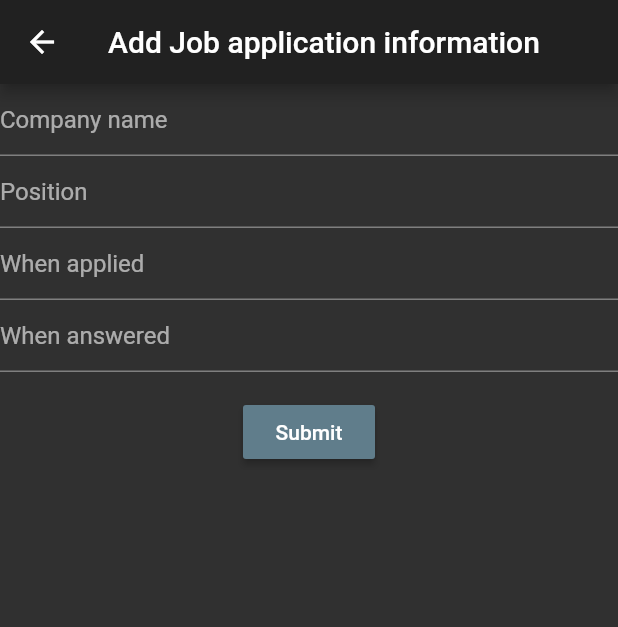
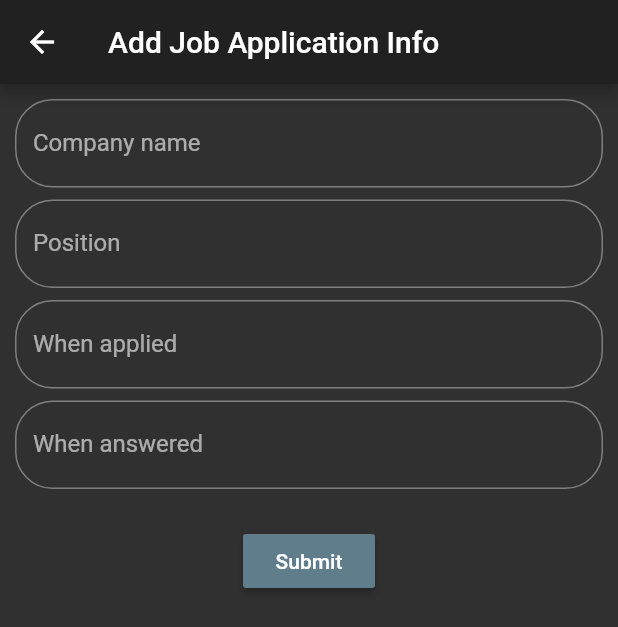
Before and after one commit to dvltl/job_search_assistant, a Flutter app: the screen it shows after launch, after a tap on the "add" icon, on a phone screen of 412 x 824 dp. Shown: the top 627 px of the screen. Run offline on Flutter 3.47's test engine with Material 2 defaults, Android fonts, the phone set to English and light mode, and no system bars; drawn by our look-alikes of datetime_picker_formfield; our stand-ins replace hive, hive_flutter; accounts and stored records are empty; generated files the repository leaves out were written again.

Commit message:
Create-Read-Update routines are now handled by the single CRUAppInfoPage. Added a custom decoration for the TextFields'. Replaced AppBar button on the main page with the FloatingActionButton.

```diff
--- a/lib/add_app_info_page.dart
+++ /dev/null
@@ -1,124 +0,0 @@
-import 'package:datetime_picker_formfield/datetime_picker_formfield.dart';
-import 'package:flutter/material.dart';
-import 'package:intl/intl.dart';
-import 'package:job_search_assistant/utils/assistant_io_helper.dart';
-import 'package:job_search_assistant/utils/info_helper.dart';
-
-class AddAppInfoPage extends StatefulWidget {
-  final String _boxName;
-  final String _locale;
-  final _formKey = GlobalKey<FormState>();
-
-  AddAppInfoPage(this._boxName, this._locale);
-
-  @override
-  State<StatefulWidget> createState() =>
-      AddAppInfoPageState(_formKey, _boxName, _locale);
-}
-
-class AddAppInfoPageState extends State<AddAppInfoPage> {
-  // All of the form fields return their values as Strings
-  final Map<String, String> _newInfo = Map();
-  final String _boxName;
-  final _formKey;
-  final String _locale;
-
-  AddAppInfoPageState(this._formKey, this._boxName, this._locale);
-
-  @override
-  Widget build(BuildContext context) {
-    _newInfo.clear();
-    Iterable<Widget> formFields = _getFormWidgetFields(_formKey);
-
-    return Scaffold(
-      appBar: AppBar(
-        title: Text('Add Job application information'),
-      ),
-      body: Form(
-        key: _formKey,
-        child: Column(
-          children: formFields,
-        ),
-      ),
-    );
-  }
-
-  Iterable<Widget> _getFormWidgetFields(GlobalKey<FormState> formKey) {
-    List<Widget> fields = <Widget>[];
-
-    Map<FieldType, Function> formWrappers = Map();
-
-    formWrappers[FieldType.string] = (fieldName, required) {
-      return TextFormField(
-        controller: TextEditingController(),
-        decoration: InputDecoration(hintText: fieldName),
-        validator: (value) {
-          if (required && value.isEmpty) {
-            return 'Please enter some text';
-          }
-          return null;
-        },
-        onSaved: (String text) {
-          this._newInfo[fieldName] = text;
-        },
-      );
-    };
-
-    formWrappers[FieldType.date] = (fieldName, required) {
-      return DateTimeField(
-        format: new DateFormat('dd.MM.yyyy', _locale),
-        decoration: InputDecoration(
-          hintText: fieldName,
-        ),
-        onShowPicker: (context, currentValue) async {
-          return showDatePicker(
-              context: context,
-              initialDate: currentValue ?? DateTime.now(),
-              firstDate: DateTime(1900),
-              lastDate: DateTime(2100));
-        },
-        onSaved: (DateTime value) {
-          this._newInfo[fieldName] = value != null ? value.toString() : '';
-        },
-        validator: (value) {
-          if (required && (value == null)) {
-            return 'Please choose a date';
-          }
-          return null;
-        },
-      );
-    };
-
-    for (var fieldInfo in JobAppInfoHelper.getFieldsInfo()) {
-      Function initWrapper = formWrappers[fieldInfo.fieldType];
-      if (initWrapper != null) {
-        Widget toAdd = initWrapper(fieldInfo.fieldName, fieldInfo.required);
-        fields.add(toAdd);
-      }
-    }
-
-    fields.add(
-      Padding(
-        padding: const EdgeInsets.symmetric(vertical: 16.0),
-        child: RaisedButton(
-          color: Colors.blueGrey,
-          onPressed: () {
-            // Validate will return true if the form is valid, or false if
-            // the form is invalid.
-            if (formKey.currentState.validate()) {
-              formKey.currentState.save();
-              AssistantIOHelper ioHelper = AssistantIOHelper(_boxName);
-              ioHelper.addInfo(JobAppInfoHelper.fromMap(_newInfo));
-              Navigator.pop(
-                context,
-              );
-            }
-          },
-          child: Text('Submit'),
-        ),
-      ),
-    );
-
-    return fields;
-  }
-}
--- /dev/null
+++ b/lib/cru_app_info_page.dart
@@ -0,0 +1,232 @@
+import 'package:datetime_picker_formfield/datetime_picker_formfield.dart';
+import 'package:flutter/material.dart';
+import 'package:intl/intl.dart';
+import 'package:job_search_assistant/utils/assistant_io_helper.dart';
+import 'package:job_search_assistant/utils/beautiful_input.dart';
+import 'package:job_search_assistant/utils/info_helper.dart';
+
+// Create-Read-Update Application Info Page
+class CRUAppInfoPage extends StatefulWidget {
+  final String _boxName;
+  final String _locale;
+  final int _index;
+  final _formKey = GlobalKey<FormState>();
+  final bool _editMode;
+
+  CRUAppInfoPage(this._boxName, this._locale, index, editing)
+      : this._index = index ?? -1,
+        this._editMode = editing ?? false;
+
+  @override
+  State<StatefulWidget> createState() =>
+      CRUAppInfoPageState(_formKey, _boxName, _locale, _index, _editMode);
+}
+
+class CRUAppInfoPageState extends State<CRUAppInfoPage> {
+  // All of the form fields return their values as Strings
+  final Map<String, String> _newInfo = Map();
+  final Map<FieldType, Function> _formWrappers = Map();
+
+  final String _boxName;
+  final _formKey;
+  final String _locale;
+  final int _index;
+
+  bool _editMode;
+
+  CRUAppInfoPageState(
+      this._formKey, this._boxName, this._locale, this._index, this._editMode) {
+    _formWrappers[FieldType.string] = (fieldName, required, initialVal) {
+      return TextFormField(
+        controller: TextEditingController(text: initialVal),
+        decoration: BeautifulInputDecoration(fieldName),
+        readOnly: !_inEditMode(),
+        validator: (value) {
+          if (required && value.isEmpty) {
+            return 'Please enter some text';
+          }
+          return null;
+        },
+        onSaved: (String text) {
+          this._newInfo[fieldName] = text;
+        },
+      );
+    };
+
+    _formWrappers[FieldType.date] = (fieldName, required, initialVal) {
+      return DateTimeField(
+        format: new DateFormat('dd.MM.yyyy', _locale),
+        decoration: BeautifulInputDecoration(fieldName),
+        initialValue: initialVal,
+        resetIcon: _inEditMode() ? Icon(Icons.clear) : null,
+        onShowPicker: (context, currentValue) async {
+          if (!_inEditMode()) {
+            return null;
+          } else {
+            return showDatePicker(
+                context: context,
+                initialDate: currentValue ?? DateTime.now(),
+                firstDate: DateTime(1900),
+                lastDate: DateTime(2100));
+          }
+        },
+        onSaved: (DateTime value) {
+          this._newInfo[fieldName] = value != null ? value.toString() : '';
+        },
+        validator: (value) {
+          if (required && (value == null)) {
+            return 'Please choose a date';
+          }
+          return null;
+        },
+      );
+    };
+  }
+
+  @override
+  Widget build(BuildContext context) {
+    _newInfo.clear();
+    Iterable<Widget> formFields = _getFormWidgetFields(_formKey);
+
+    return Scaffold(
+      appBar: AppBar(
+        title: _getModeDependentTitle(),
+        actions: _getModeDependentActions(),
+      ),
+      body: Form(
+          key: _formKey,
+          child: Padding(
+            padding: const EdgeInsets.all(10.0),
+            child: Column(
+              children: formFields,
+            ),
+          )),
+    );
+  }
+
+  List<Widget> _getModeDependentActions() {
+    if (!_inEditMode()) {
+      return <Widget>[
+        IconButton(
+          icon: Icon(Icons.edit),
+          onPressed: () {
+            _enterEditMode();
+          },
+        ),
+      ];
+    } else {
+      return null;
+    }
+  }
+
+  Text _getModeDependentTitle() {
+    String message;
+    String postfix = 'Job Application Info';
+    if (_index == AssistantIOHelper.invalidIndex) {
+      message = 'Add ' + postfix;
+    } else if (!_inEditMode()) {
+      message = postfix;
+    } else {
+      message = 'Edit ' + postfix;
+    }
+    return Text(message);
+  }
+
+  Iterable<Widget> _getFormWidgetFields(GlobalKey<FormState> formKey) {
+    List<Widget> fields = <Widget>[];
+    Map<String, Object> infoMap;
+
+    if (_index != AssistantIOHelper.invalidIndex) {
+      AssistantIOHelper ioHelper = AssistantIOHelper(_boxName);
+      infoMap = JobAppInfoHelper.asMap(ioHelper.getAt(_index));
+    }
+
+    for (var fieldInfo in JobAppInfoHelper.getFieldsInfo()) {
+      Function initWrapper = _formWrappers[fieldInfo.fieldType];
+      if (initWrapper != null) {
+        var initVal;
+        if (infoMap != null) {
+          initVal = infoMap[fieldInfo.fieldName];
+        }
+        Widget toAdd =
+            initWrapper(fieldInfo.fieldName, fieldInfo.required, initVal);
+        fields.add(toAdd);
+        fields.add(new Padding(padding: EdgeInsets.all(4.0)));
+      }
+    }
+
+    if (_inEditMode()) {
+      fields.add(Padding(
+          padding: const EdgeInsets.symmetric(vertical: 16.0),
+          child: Center(
+              child: Row(
+                  mainAxisAlignment: MainAxisAlignment.spaceEvenly,
+                  children: _getModeDependentButtons(formKey)))));
+    }
+
+    return fields;
+  }
+
+  List<Widget> _getModeDependentButtons(GlobalKey<FormState> formKey) {
+    List<Widget> buttons = List();
+
+    buttons.add(_getSubmitButton(formKey));
+    if (_index != AssistantIOHelper.invalidIndex) {
+      buttons.add(_getCancelButton(formKey));
+    }
+
+    return buttons;
+  }
+
+  RaisedButton _getSubmitButton(GlobalKey<FormState> formKey) {
+    return RaisedButton(
+      color: Colors.blueGrey,
+      onPressed: () {
+        // Validate will return true if the form is valid, or false if
+        // the form is invalid.
+        if (formKey.currentState.validate()) {
+          formKey.currentState.save();
+
+          AssistantIOHelper ioHelper = AssistantIOHelper(_boxName);
+          var info = JobAppInfoHelper.fromMap(_newInfo);
+
+          if (_index != AssistantIOHelper.invalidIndex) {
+            ioHelper.updateInfo(info, _index);
+            _exitEditMode();
+          } else {
+            ioHelper.addInfo(info);
+            Navigator.pop(context);
+          }
+        }
+      },
+      child: Text('Submit'),
+    );
+  }
+
+  RaisedButton _getCancelButton(GlobalKey<FormState> formKey) {
+    return RaisedButton(
+      color: Colors.deepOrangeAccent,
+      onPressed: () {
+        formKey.currentState.reset();
+        _exitEditMode();
+      },
+      child: Text('Cancel'),
+    );
+  }
+
+  bool _inEditMode() {
+    return this._editMode;
+  }
+
+  void _enterEditMode() {
+    setState(() {
+      this._editMode = true;
+    });
+  }
+
+  void _exitEditMode() {
+    setState(() {
+      this._editMode = false;
+    });
+  }
+}
--- a/lib/job_applications_page.dart
+++ b/lib/job_applications_page.dart
@@ -1,11 +1,10 @@
 import 'package:flutter/material.dart';
 import 'package:hive/hive.dart';
 import 'package:hive_flutter/hive_flutter.dart';
-import 'package:job_search_assistant/add_app_info_page.dart';
-import 'package:job_search_assistant/app_info_details_page.dart';
+import 'package:job_search_assistant/cru_app_info_page.dart';
 import 'package:job_search_assistant/models/job_application_info.dart';
-import 'package:job_search_assistant/utils/DateStringFormatter.dart';
 import 'package:job_search_assistant/utils/assistant_io_helper.dart';
+import 'package:job_search_assistant/utils/date_string_formatter.dart';
 
 class JobApplicationsPage extends StatelessWidget {
   final String _boxName;
@@ -18,24 +17,19 @@ class JobApplicationsPage extends StatelessWidget {
     return Scaffold(
       appBar: AppBar(
         title: Text('Current Job Applications'),
-        actions: <Widget>[
-          IconButton(
-            icon: Icon(Icons.add),
+      ),
+      body: _getMainPage(),
+      floatingActionButton: FloatingActionButton(
+        child: Icon(Icons.add),
+        backgroundColor: Colors.blueGrey,
         onPressed: () {
           _pushAddAppInfo(context);
         },
-          )
-        ],
       ),
-      body: _getMainPage(),
     );
   }
 
   Widget _getMainPage() {
-    AssistantIOHelper ioHelper = AssistantIOHelper(_boxName);
-    if (ioHelper.isBoxEmpty()) {
-      return _getEmptyApplicationsMessage();
-    } else {
     return Column(
       children: <Widget>[
         Expanded(
@@ -43,7 +37,6 @@ class JobApplicationsPage extends StatelessWidget {
         ),
       ],
     );
-    }
   }
 
   Widget _getEmptyApplicationsMessage() {
@@ -57,22 +50,27 @@ class JobApplicationsPage extends StatelessWidget {
             ),
             textAlign: TextAlign.center,
           ),
-    ));
+        )
+    );
   }
 
   Widget _buildListView() {
     return ValueListenableBuilder(
       valueListenable: Hive.box(_boxName).listenable(),
       builder: (context, jobsBox, child) {
+        if ( jobsBox.isEmpty ) {
+          return _getEmptyApplicationsMessage();
+        } else {
           return ListView.builder(
             itemCount: 2 * jobsBox.length,
             itemBuilder: (context, i) {
-            if (i.isOdd) return Divider();
+              if ( i.isOdd ) return Divider();
 
               final index = i ~/ 2;
               return _buildRow(index, context);
             },
           );
+        }
       },
     );
   }
@@ -81,12 +79,13 @@ class JobApplicationsPage extends StatelessWidget {
     AssistantIOHelper ioHelper = AssistantIOHelper(_boxName);
     final JobApplicationInfo info = ioHelper.getAt(index);
 
-    var dateString = _getDateString(info);
+    var applicationDateString = _getApplicationDateString(info);
 
     return ListTile(
       title: Text(info.position + ' at ' + info.companyName),
-      subtitle:
-          info.whenApplied != null ? Text('Applied at $dateString') : null,
+      subtitle: info.whenApplied != null
+          ? Text('Applied at $applicationDateString')
+          : null,
       onTap: () {
         _pushAppInfoDetail(context, index);
       },
@@ -107,18 +106,20 @@ class JobApplicationsPage extends StatelessWidget {
   void _pushAddAppInfo(BuildContext context) {
     Navigator.push(context,
         MaterialPageRoute<void>(builder: (BuildContext context) {
-      return AddAppInfoPage(_boxName, _locale);
+          return CRUAppInfoPage(
+              _boxName, _locale, AssistantIOHelper.invalidIndex, true);
     }));
   }
 
   void _pushAppInfoDetail(BuildContext context, int index) {
     Navigator.push(context,
         MaterialPageRoute<void>(builder: (BuildContext context) {
-      return AppInfoDetailsPage(_boxName, index, _locale);
+          return CRUAppInfoPage(_boxName, _locale, index, false);
+          //return AppInfoDetailsPage(_boxName, index, _locale);
     }));
   }
 
-  String _getDateString(JobApplicationInfo info) {
+  String _getApplicationDateString(JobApplicationInfo info) {
     return DateStringFormatter.getDateAsString(info.whenApplied);
   }
 }
--- a/lib/main.dart
+++ b/lib/main.dart
@@ -9,11 +9,11 @@ import 'package:path_provider/path_provider.dart';
 
 void main() async {
   WidgetsFlutterBinding.ensureInitialized();
+  var locale = ui.window.locale.toString();
+  initializeDateFormatting(locale);
   final appDocsDirectory = await getApplicationDocumentsDirectory();
   Hive.init(appDocsDirectory.path);
   Hive.registerAdapter(JobApplicationInfoAdapter());
-  var locale = ui.window.locale.toString();
-  initializeDateFormatting(locale);
   runApp(Assistant(locale));
 }
 
@@ -45,7 +45,7 @@ class AssistantState extends State<Assistant> {
             else
               return JobApplicationsPage(_boxName, _locale);
           } else
-            return Scaffold();
+            return Scaffold(body: CircularProgressIndicator(),);
         },
       ),
       theme: ThemeData.dark(),
--- a/lib/models/job_application_info.dart
+++ b/lib/models/job_application_info.dart
@@ -9,14 +9,18 @@ class JobApplicationInfo {
   @HiveField(1)
   final String position;
 
-//  Range salary;
-
-  // TODO: make whenApplied final
   @HiveField(2)
   final DateTime whenApplied;
   @HiveField(3)
   final DateTime whenAnswered;
 
+  /*
+    TODO: Add fields following fields:
+     (1) salary interval,
+     (2) vacancy source,
+     (3) got the offer?
+   */
+
   JobApplicationInfo(this.companyName, this.position, this.whenApplied,
       this.whenAnswered);
 }
--- a/lib/utils/assistant_io_helper.dart
+++ b/lib/utils/assistant_io_helper.dart
@@ -4,6 +4,8 @@ import 'package:job_search_assistant/models/job_application_info.dart';
 
 class AssistantIOHelper {
   final String _boxName;
+
+  static final int invalidIndex = -1;
 
   AssistantIOHelper(this._boxName) {
     if (!Hive.box(_boxName).isOpen) {
@@ -14,6 +16,11 @@ class AssistantIOHelper {
   void addInfo(JobApplicationInfo info) async {
     Box infoBox = Hive.box(_boxName);
     await infoBox.add(info);
+  }
+
+  void updateInfo(JobApplicationInfo info, int index) async {
+    Box infoBox = Hive.box(_boxName);
+    await infoBox.putAt(index, info);
   }
 
   JobApplicationInfo getAt(int index) {
--- /dev/null
+++ b/lib/utils/beautiful_input.dart
@@ -0,0 +1,11 @@
+import 'package:flutter/material.dart';
+
+class BeautifulInputDecoration extends InputDecoration {
+  BeautifulInputDecoration(String label) : super(
+      labelText: label,
+      border: new OutlineInputBorder(
+        borderRadius: new BorderRadius.circular(25.0),
+        borderSide: new BorderSide(),
+      )
+  );
+}
```
Also changed, not shown: lib/app_info_details_page.dart (deleted, +0 -63 lines), lib/utils/date_string_formatter.dart (renamed from lib/utils/DateStringFormatter.dart). Lines whose indentation alone changed are shown as unchanged.
